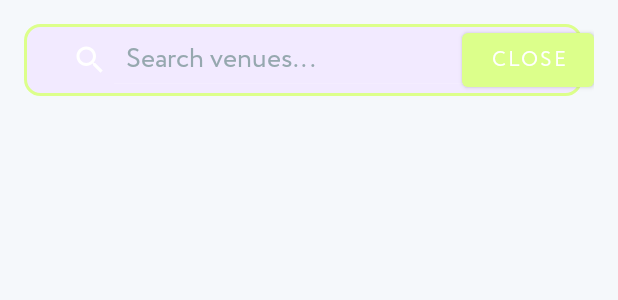
After one commit to Anjali61034/alt, an Android app: the layout activity_search.xml on its own in the app's theme, with its tools: preview values and no code run, on a phone screen of 412 x 824 dp. The commit adds this screen. Shown: the top 300 px of the screen. Run offline under Robolectric (Android 15) with nearby library versions, the phone set to English and light mode, and no system bars.

Commit message:
first commit

```diff
--- a/app/src/main/AndroidManifest.xml
+++ b/app/src/main/AndroidManifest.xml
@@ -62,6 +62,7 @@
 
 
         <activity android:name=".ui.activities.MainActivity" />
+        <activity android:name="com.navigine.navigine.demo.ui.activities.SearchActivity" />
 
         <service
             android:name=".service.NavigationService"
--- /dev/null
+++ b/app/src/main/res/drawable/bg_search_field.xml
@@ -0,0 +1,19 @@
+<?xml version="1.0" encoding="utf-8"?>
+<shape xmlns:android="http://schemas.android.com/apk/res/android"
+    android:shape="rectangle">
+
+    <solid android:color="#F2EAFF" />
+
+    <stroke
+        android:width="1dp"
+        android:color="#E0E0E0" />
+
+    <corners android:radius="10dp" />
+
+    <padding
+        android:left="12dp"
+        android:right="12dp"
+        android:top="8dp"
+        android:bottom="8dp" />
+
+</shape>
--- /dev/null
+++ b/app/src/main/res/layout/activity_search.xml
@@ -0,0 +1,122 @@
+<?xml version="1.0" encoding="utf-8"?>
+<RelativeLayout xmlns:android="http://schemas.android.com/apk/res/android"
+    xmlns:app="http://schemas.android.com/apk/res-auto"
+    android:layout_width="match_parent"
+    android:layout_height="match_parent">
+
+    <!-- Main Search Layout -->
+    <LinearLayout
+        android:id="@+id/search_layout"
+        android:layout_width="match_parent"
+        android:layout_height="wrap_content"
+        android:orientation="vertical"
+        android:background="@android:color/transparent">
+
+        <!-- Search Panel -->
+        <androidx.constraintlayout.widget.ConstraintLayout
+            android:id="@+id/search__search_panel"
+            android:layout_width="match_parent"
+            android:layout_height="wrap_content"
+            android:padding="16dp">
+
+            <!-- Search Field -->
+            <androidx.appcompat.widget.SearchView
+                android:id="@+id/search__search_field"
+                android:layout_width="0dp"
+                android:layout_height="wrap_content"
+                android:layout_marginEnd="8dp"
+                app:layout_constraintStart_toStartOf="parent"
+                app:layout_constraintEnd_toStartOf="@+id/search__search_btn"
+                app:layout_constraintTop_toTopOf="parent"
+                app:layout_constraintBottom_toBottomOf="parent"
+                app:iconifiedByDefault="false"
+                app:queryHint="Search venues..."
+                android:background="@drawable/bg_search_field" />
+
+            <!-- Search Button -->
+            <com.google.android.material.button.MaterialButton
+                android:id="@+id/search__search_btn"
+                android:layout_width="wrap_content"
+                android:layout_height="wrap_content"
+                android:text="Search"
+                android:visibility="gone"
+                app:layout_constraintEnd_toEndOf="parent"
+                app:layout_constraintTop_toTopOf="parent"
+                app:layout_constraintBottom_toBottomOf="parent" />
+
+            <!-- Close Button -->
+            <com.google.android.material.button.MaterialButton
+                android:id="@+id/search__search_btn_close"
+                android:layout_width="wrap_content"
+                android:layout_height="wrap_content"
+                android:text="Close"
+                android:visibility="visible"
+                app:layout_constraintEnd_toEndOf="parent"
+                app:layout_constraintTop_toTopOf="parent"
+                app:layout_constraintBottom_toBottomOf="parent" />
+
+        </androidx.constraintlayout.widget.ConstraintLayout>
+
+        <!-- Chips Scroll View -->
+        <HorizontalScrollView
+            android:id="@+id/search__search_chips_scroll"
+            android:layout_width="match_parent"
+            android:layout_height="wrap_content"
+            android:scrollbars="none"
+            android:paddingHorizontal="16dp"
+            android:paddingBottom="8dp">
+
+            <com.google.android.material.chip.ChipGroup
+                android:id="@+id/search__search_chips_group"
+                android:layout_width="wrap_content"
+                android:layout_height="wrap_content"
+                app:singleLine="true" />
+
+        </HorizontalScrollView>
+
+    </LinearLayout>
+
+    <!-- Venue Icons Layout -->
+    <FrameLayout
+        android:id="@+id/search__venue_icons"
+        android:layout_width="match_parent"
+        android:layout_height="match_parent"
+        android:layout_below="@id/search_layout"
+        android:visibility="gone"
+        android:padding="16dp">
+
+        <androidx.recyclerview.widget.RecyclerView
+            android:id="@+id/recycler_list_venue_icons"
+            android:layout_width="match_parent"
+            android:layout_height="match_parent"
+            app:layoutManager="androidx.recyclerview.widget.GridLayoutManager"
+            app:spanCount="3" />
+
+    </FrameLayout>
+
+    <!-- Venue List Layout -->
+    <FrameLayout
+        android:id="@+id/search__venue_listview"
+        android:layout_width="match_parent"
+        android:layout_height="match_parent"
+        android:layout_below="@id/search_layout"
+        android:visibility="gone"
+        android:padding="16dp">
+
+        <androidx.recyclerview.widget.RecyclerView
+            android:id="@+id/recycler_list_venues"
+            android:layout_width="match_parent"
+            android:layout_height="match_parent"
+            app:layoutManager="androidx.recyclerview.widget.LinearLayoutManager" />
+
+    </FrameLayout>
+
+    <!-- Transparent Background Overlay -->
+    <FrameLayout
+        android:id="@+id/search__transparent_bg"
+        android:layout_width="match_parent"
+        android:layout_height="match_parent"
+        android:clickable="false"
+        android:focusable="false" />
+
+</RelativeLayout>
--- a/app/src/main/res/layout/fragment_locations.xml
+++ b/app/src/main/res/layout/fragment_locations.xml
@@ -128,7 +128,7 @@
                             android:id="@+id/locationNameText"
                             android:layout_width="match_parent"
                             android:layout_height="wrap_content"
-                            android:text="PDUNIFPD"
+                            android:text="Getting Location:---"
                             android:textColor="#333333"
                             android:textSize="16sp"
                             android:textStyle="bold" />
```
Also changed, not shown: app/src/main/java/com/navigine/navigine/demo/ui/activities/SearchActivity.java (added, +488 -0 lines), app/src/main/java/com/navigine/navigine/demo/ui/fragments/LocationsFragment.java (+35 -5 lines), 1 other file.
